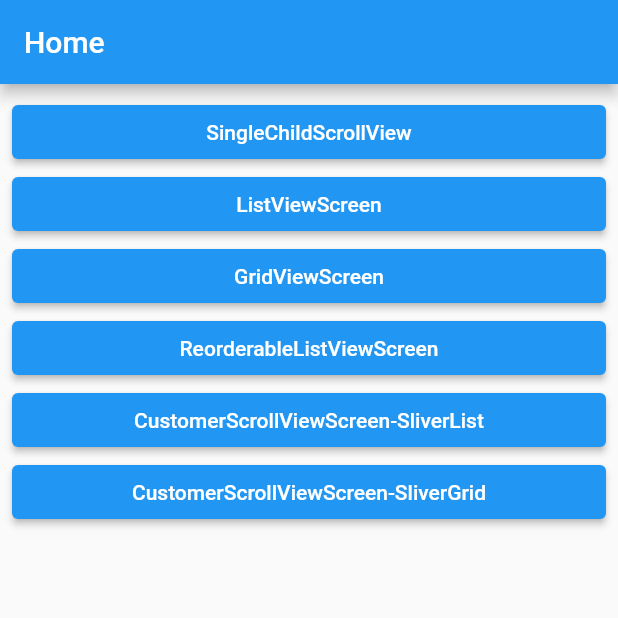
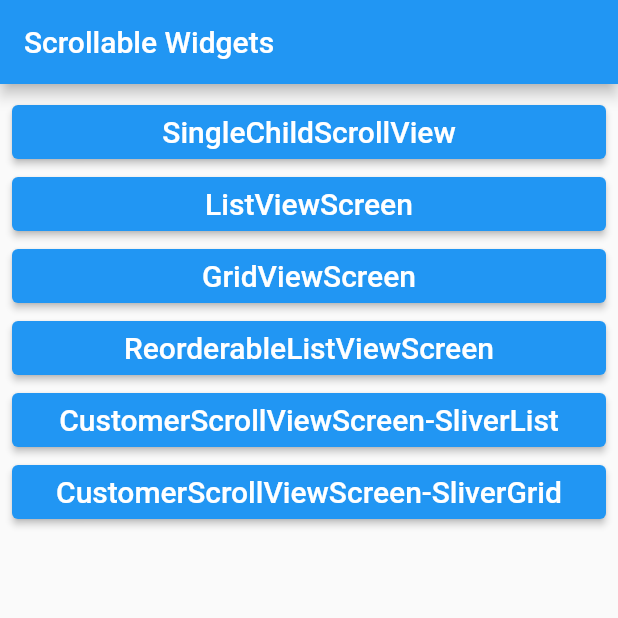
Before and after one commit to nzwgkim/scrollableWidgets, a Flutter app: the screen it shows after launch, on a phone screen of 412 x 824 dp, the top half of it. Run offline on Flutter 3.47's test engine with Material 2 defaults, Android fonts, the phone set to English and light mode, and no system bars.

```diff
--- a/lib/main.dart
+++ b/lib/main.dart
@@ -12,6 +12,7 @@ class App extends StatelessWidget {
   @override
   Widget build(BuildContext context) {
     return const MaterialApp(
+      debugShowCheckedModeBanner: false,
       home: HomeScreen(),
     );
   }
--- a/lib/screen/home_screen.dart
+++ b/lib/screen/home_screen.dart
@@ -14,7 +14,7 @@ class HomeScreen extends StatelessWidget {
   @override
   Widget build(BuildContext context) {
     return MainLayout(
-        title: 'Home',
+        title: 'Scrollable Widgets',
         body: Padding(
           padding: const EdgeInsets.all(8.0),
           child: Column(
@@ -27,7 +27,10 @@ class HomeScreen extends StatelessWidget {
                               SingleChildScrollViewScreen(),
                         ),
                       ),
-                  child: const Text('SingleChildScrollView')),
+                  child: const Text(
+                    'SingleChildScrollView',
+                    style: TextStyle(fontSize: 20),
+                  )),
               ElevatedButton(
                   onPressed: () => Navigator.of(context).push(
                         MaterialPageRoute<void>(
@@ -35,7 +38,10 @@ class HomeScreen extends StatelessWidget {
                               const ListViewScreen(),
                         ),
                       ),
-                  child: const Text('ListViewScreen')),
+                  child: const Text(
+                    'ListViewScreen',
+                    style: TextStyle(fontSize: 20),
+                  )),
               ElevatedButton(
                   onPressed: () => Navigator.of(context).push(
                         MaterialPageRoute<void>(
@@ -43,7 +49,10 @@ class HomeScreen extends StatelessWidget {
                               const GridViewScreen(),
                         ),
                       ),
-                  child: const Text('GridViewScreen')),
+                  child: const Text(
+                    'GridViewScreen',
+                    style: TextStyle(fontSize: 20),
+                  )),
               ElevatedButton(
                   onPressed: () => Navigator.of(context).push(
                         MaterialPageRoute<void>(
@@ -51,7 +60,10 @@ class HomeScreen extends StatelessWidget {
                               const ReorderableListViewScreen(),
                         ),
                       ),
-                  child: const Text('ReorderableListViewScreen')),
+                  child: const Text(
+                    'ReorderableListViewScreen',
+                    style: TextStyle(fontSize: 20),
+                  )),
               ElevatedButton(
                   onPressed: () => Navigator.of(context).push(
                         MaterialPageRoute<void>(
@@ -59,7 +71,10 @@ class HomeScreen extends StatelessWidget {
                               CustomerScrollViewSliverListScreen(),
                         ),
                       ),
-                  child: const Text('CustomerScrollViewScreen-SliverList')),
+                  child: const Text(
+                    'CustomerScrollViewScreen-SliverList',
+                    style: TextStyle(fontSize: 20),
+                  )),
               ElevatedButton(
                   onPressed: () => Navigator.of(context).push(
                         MaterialPageRoute<void>(
@@ -67,7 +82,10 @@ class HomeScreen extends StatelessWidget {
                               CustomerScrollViewSliverGridScreen(),
                         ),
                       ),
-                  child: const Text('CustomerScrollViewScreen-SliverGrid')),
+                  child: const Text(
+                    'CustomerScrollViewScreen-SliverGrid',
+                    style: TextStyle(fontSize: 20),
+                  )),
             ],
           ),
         ));
```
Also changed, not shown: lib/screen/custome_scroll_view_slivergrid_screen.dart (+31 -8 lines).
